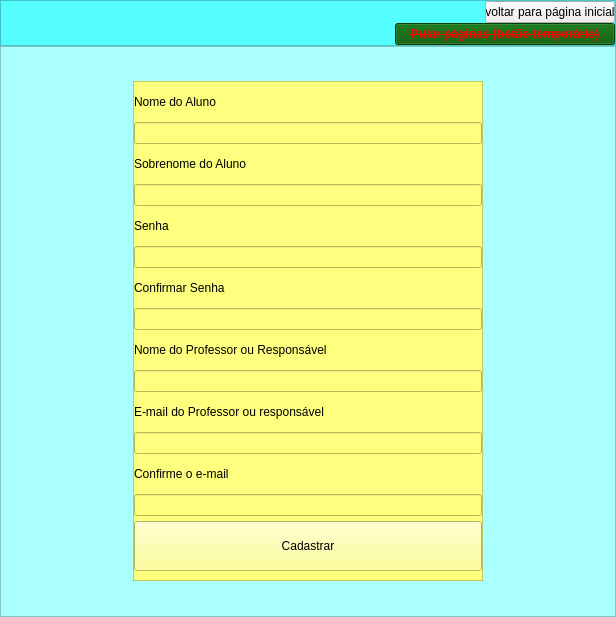
Before: the Qt Designer form App/Desenvolvimento/src/main/python/mainUi.ui in wesleyrodrigues/TCC, drawn with Qt 5.
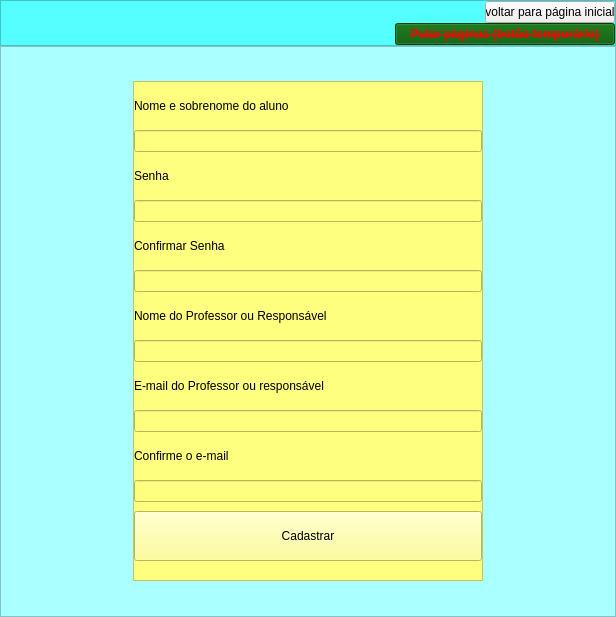
After: the same form once the commit is applied. The open tabs and pages were chosen to show the change. Icons and pictures are not drawn.

The edit to the form file:
```diff
--- a/App/Desenvolvimento/src/main/python/mainUi.ui
+++ b/App/Desenvolvimento/src/main/python/mainUi.ui
@@ -743,32 +743,13 @@
                  <string notr="true"/>
                 </property>
                 <property name="text">
-                 <string>Nome do Aluno</string>
+                 <string>Nome e sobrenome do aluno</string>
                 </property>
                </widget>
               </item>
               <item>
                <widget class="QLineEdit" name="input_nome_aluno"/>
               </item>
-              <item>
-               <widget class="QLabel" name="label_3">
-                <property name="maximumSize">
-                 <size>
-                  <width>350</width>
-                  <height>30</height>
-                 </size>
-                </property>
-                <property name="styleSheet">
-                 <string notr="true"/>
-                </property>
-                <property name="text">
-                 <string>Sobrenome do Aluno</string>
-                </property>
-               </widget>
-              </item>
-              <item>
-               <widget class="QLineEdit" name="input_sobrenome"/>
-              </item>
               <item>
                <widget class="QLabel" name="label_7">
                 <property name="maximumSize">
```
Left out of the diff: 2 changed lines with no effect on the pictures.
